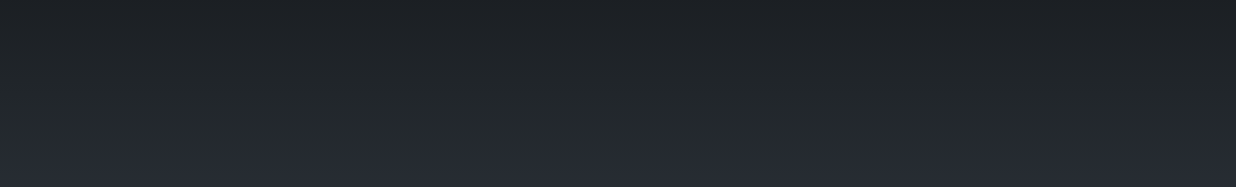
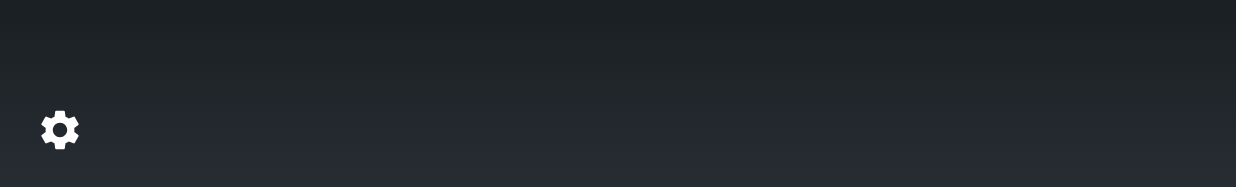
Before and after one commit to xinggen-guo/UnoCard, an Android app built with Jetpack Compose: the screen it shows after launch (MainActivity), on a phone screen of 824 x 412 dp (held sideways). Shown: the part 428-615 px from the top of the screen. Run offline under Robolectric (Android 15) with nearby library versions, the phone set to English and light mode, and no system bars; our stand-ins replace Compose Multiplatform resources, Voyager; libraries missing offline, so code that uses them is left out: unocard.shared.generated; 1 statement that could not run was skipped.

Commit message:
add setting page

```diff
--- a/shared/src/commonMain/kotlin/com/card/unoshare/engine/GameAudioManager.kt
+++ b/shared/src/commonMain/kotlin/com/card/unoshare/engine/GameAudioManager.kt
@@ -43,4 +43,8 @@ object GameAudioManager {
     fun stopAllSound(){
         GameAudio.stopAll()
     }
+
+    fun stopBgMusic(){
+        GameAudio.stopBgm()
+    }
 }
--- a/shared/src/commonMain/kotlin/com/card/unoshare/ui/CardRushGameScreen.kt
+++ b/shared/src/commonMain/kotlin/com/card/unoshare/ui/CardRushGameScreen.kt
@@ -7,6 +7,8 @@ import androidx.compose.foundation.clickable
 import androidx.compose.foundation.gestures.detectTapGestures
 import androidx.compose.foundation.layout.*
 import androidx.compose.material.*
+import androidx.compose.material.icons.Icons
+import androidx.compose.material.icons.filled.Settings
 import androidx.compose.runtime.*
 import androidx.compose.ui.Alignment
 import androidx.compose.ui.Modifier
@@ -52,7 +54,7 @@ var drawCardOffset: Offset? = null
 var disCardOffset: Offset? = null
 
 @Composable
-fun rendCardInitPage(onWin:(gameEngine: GameEngine) -> Unit) {
+fun rendCardInitPage(onWin:(gameEngine: GameEngine) -> Unit, onSettingsClick:()->Unit) {
 
     val bgWelcomeImg by produceState<ImageBitmap?>(initialValue = null) {
         value = CardGameResource.getBgWelComeImage()
@@ -72,6 +74,8 @@ fun rendCardInitPage(onWin:(gameEngine: GameEngine) -> Unit) {
     GameAudioManager.playCardBgm()
 
     var gameEngine:GameEngine?
+
+    Box(modifier = Modifier.fillMaxSize()) {
         if (!gameStarted) {
             WelcomeScreen(onStartClick = {
                 gameEngine = GameInitializer.gameEngine
@@ -80,10 +84,29 @@ fun rendCardInitPage(onWin:(gameEngine: GameEngine) -> Unit) {
             })
         } else {
             Box(modifier = Modifier.fillMaxSize()) {
-            StartCardGameScreen(onWin)
+                StartCardGameScreen(onWin = onWin)
                 FlyingCardLayer()
             }
         }
+
+        // 左下角设置按钮
+        Box(
+            modifier = Modifier
+                .fillMaxSize()
+                .padding(16.dp), // 与边缘有间距
+            contentAlignment = Alignment.BottomStart
+        ) {
+            IconButton(onClick = onSettingsClick) {
+                Icon(
+                    imageVector = Icons.Default.Settings,
+                    contentDescription = "Settings",
+                    tint = Color.White,
+                    modifier = Modifier.size(32.dp)
+                )
+            }
+        }
+    }
+
 }
 
 
--- a/shared/src/commonMain/kotlin/com/card/unoshare/ui/NavigationControl.kt
+++ b/shared/src/commonMain/kotlin/com/card/unoshare/ui/NavigationControl.kt
@@ -36,9 +36,11 @@ object GameScreen : Screen {
     override fun Content() {
         val navigator = LocalNavigator.currentOrThrow
 
-        rendCardInitPage {
-            navigator.push(VictoryScreen(it))
-        }
+        rendCardInitPage(onWin = {gameEngine ->
+            navigator.push(VictoryScreen(gameEngine))
+        }, onSettingsClick = {
+            navigator.push(SettingsScreen)
+        })
     }
 }
 
@@ -52,3 +54,14 @@ class VictoryScreen(val gameEngine: GameEngine) : Screen {
         })
     }
 }
+
+object SettingsScreen : Screen {
+    @Composable
+    override fun Content() {
+        val navigator = LocalNavigator.currentOrThrow
+
+        SettingsScreen(
+            onBack = { navigator.pop() }
+        )
+    }
+}
```
Also changed, not shown: shared/src/commonMain/kotlin/com/card/unoshare/ui/CardSettingsScreen.kt (added, +141 -0 lines). Lines whose indentation alone changed are shown as unchanged.
